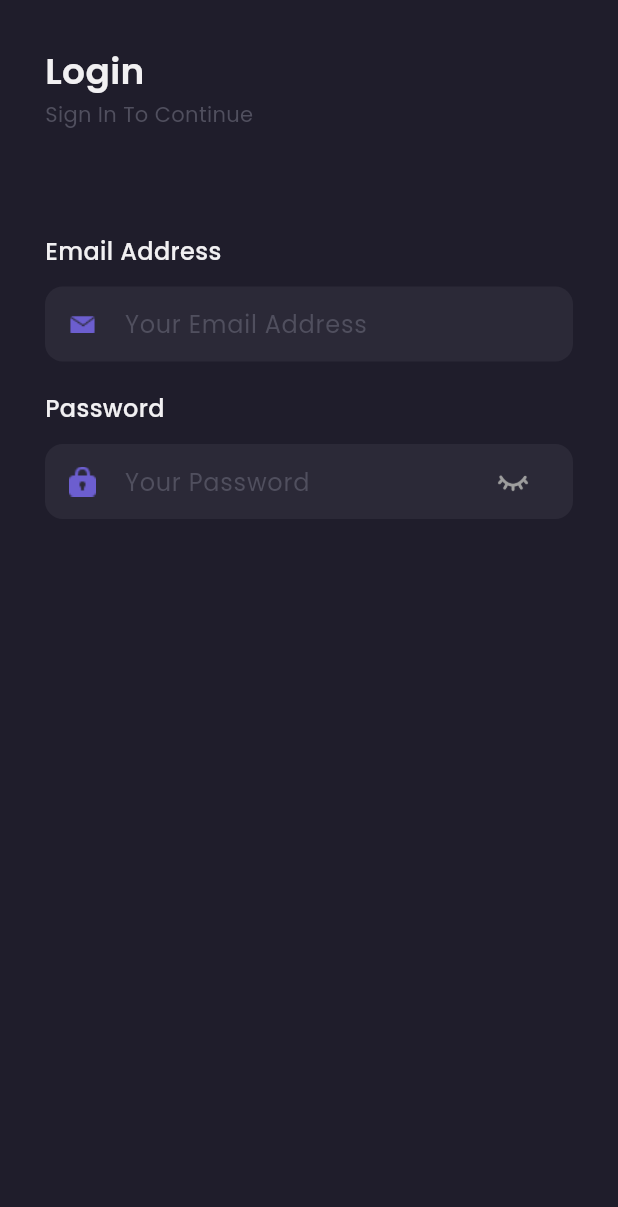
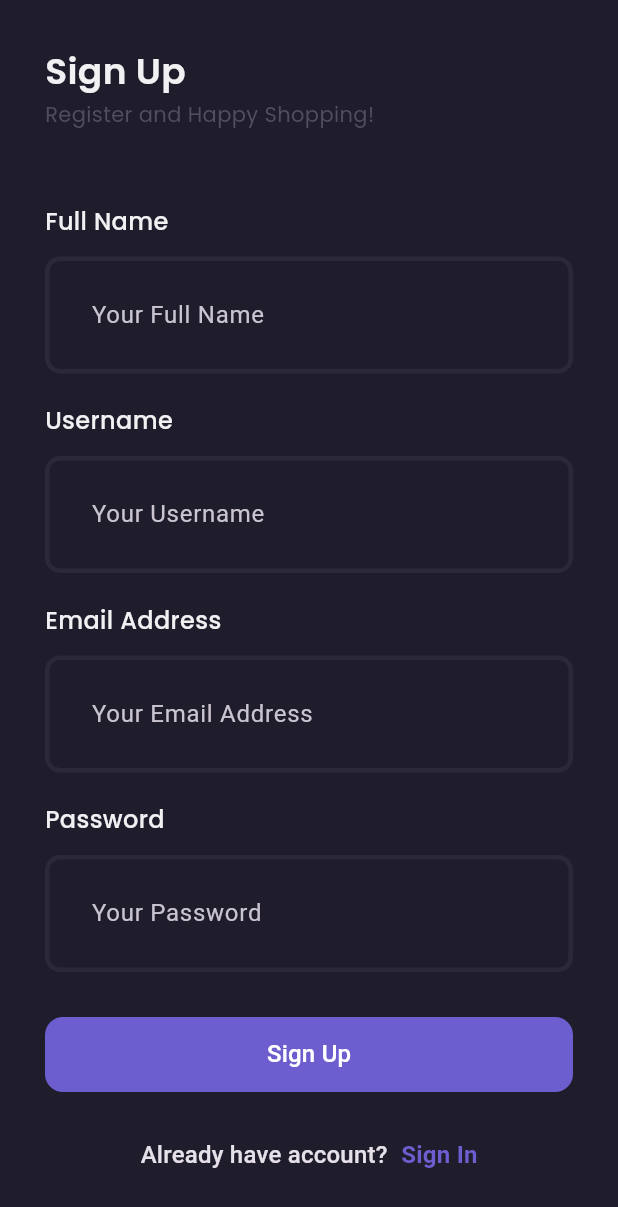
Before and after one commit to AbebAli0/Footwear-Fusion_Mobile, a Flutter app: the screen it shows after launch, on a phone screen of 412 x 824 dp. Shown: the top 1207 px of the screen. Run offline on Flutter 3.47's test engine with Material 3 defaults, Android fonts, the phone set to English and light mode, and no system bars; our stand-ins replace google_fonts.

Commit message:
feat(register): slicing ui

```diff
--- /dev/null
+++ b/config.json
@@ -0,0 +1,6 @@
+{
+    "modules": [],
+    "module_directory_name": "module",
+    "experimental_mode": false,
+    "unfreezed": true
+}
--- /dev/null
+++ b/lib/core/theme/theme.dart
@@ -0,0 +1,53 @@
+import 'package:flutter/material.dart';
+import 'package:google_fonts/google_fonts.dart';
+
+class AppTheme {
+  static bool isFocused = false;
+  static _border([Color color = backgroundColor2]) => OutlineInputBorder(
+        borderSide: BorderSide(color: color, width: 3),
+        borderRadius: BorderRadius.circular(10),
+      );
+  static final darkMode = ThemeData.dark().copyWith(
+    appBarTheme: const AppBarTheme(backgroundColor: backgroundColor1),
+    scaffoldBackgroundColor: backgroundColor1,
+    inputDecorationTheme:
+        InputDecorationTheme(errorBorder: _border(alertColor), focusedBorder: _border(primaryColor), enabledBorder: _border()),
+  );
+}
+
+double defaultMargin = 30.0;
+const Color gradient1 = Color.fromRGBO(187, 63, 221, 1);
+const Color gradient2 = Color.fromRGBO(251, 109, 169, 1);
+const Color gradient3 = Color.fromRGBO(255, 159, 124, 1);
+const Color primaryColor = Color(0xff6C5ECF);
+const Color secondaryColor = Color(0xff38ABBE);
+const Color alertColor = Color(0xffED6363);
+const Color priceColor = Color(0xff2C96F1);
+const Color backgroundColor1 = Color(0xff1F1D2B);
+const Color backgroundColor2 = Color(0xff2B2937);
+const Color backgroundColor3 = Color(0xff242231);
+const Color primaryTextColor = Color(0xffF1F0F2);
+const Color secondaryTextColor = Color(0xff999999);
+const Color subtitleColor = Color(0xff504F5E);
+
+TextStyle primaryTextStyle = GoogleFonts.poppins(
+  color: primaryTextColor,
+);
+
+TextStyle secondaryTextStyle = GoogleFonts.poppins(
+  color: secondaryTextColor,
+);
+
+TextStyle subtitleTextStyle = GoogleFonts.poppins(
+  color: subtitleColor,
+);
+
+TextStyle priceTextStyle = GoogleFonts.poppins(
+  color: priceColor,
+);
+
+FontWeight light = FontWeight.w300;
+FontWeight regular = FontWeight.w400;
+FontWeight medium = FontWeight.w500;
+FontWeight semiBold = FontWeight.w600;
+FontWeight bold = FontWeight.w700;
--- a/lib/main.dart
+++ b/lib/main.dart
@@ -1,6 +1,8 @@
 import 'package:flutter/material.dart';
-import 'package:shoes_store/pages/sign_in_page.dart';
-import 'package:shoes_store/pages/splash_page.dart';
+import 'package:shoes_store/core/theme/theme.dart';
+import 'package:shoes_store/presentation/auth/pages/sign_in_page.dart';
+import 'package:shoes_store/presentation/auth/pages/sign_up_page.dart';
+import 'package:shoes_store/presentation/splash/splash_page.dart';
 
 void main() => runApp(MyApp());
 
@@ -8,11 +10,9 @@ class MyApp extends StatelessWidget {
   @override
   Widget build(BuildContext context) {
     return MaterialApp(
+      home: SplashPage(),
+      theme: AppTheme.darkMode,
       debugShowCheckedModeBanner: false,
-      routes: {
-        '/': (context) => SplashPage(),
-        '/sign-in': (context) => SignInPage(),
-      },
     );
   }
 }
--- a/lib/pages/sign_in_page.dart
+++ b/lib/presentation/auth/pages/sign_in_page.dart
@@ -1,5 +1,5 @@
 import 'package:flutter/material.dart';
-import 'package:shoes_store/theme.dart';
+import 'package:shoes_store/core/theme/theme.dart';
 
 class SignInPage extends StatefulWidget {
   const SignInPage({Key? key}) : super(key: key);
@@ -68,7 +68,7 @@ class _SignInPageState extends State<SignInPage> {
                     'assets/icon_email.png',
                     width: 18,
                   ),
-                  SizedBox(
+                  const SizedBox(
                     width: 19,
                   ),
                   Expanded(
@@ -141,9 +141,7 @@ class _SignInPageState extends State<SignInPage> {
                       });
                     },
                     icon: Image.asset(
-                      _obscureText
-                          ? 'assets/icon_eye_closed.png'
-                          : 'assets/icon_eye_open.png',
+                      _obscureText ? 'assets/icon_eye_closed.png' : 'assets/icon_eye_open.png',
                       width: 24,
                       height: 24,
                       color: Colors.grey,
--- /dev/null
+++ b/lib/presentation/auth/pages/sign_up_page.dart
@@ -0,0 +1,116 @@
+import 'package:flutter/material.dart';
+import 'package:shoes_store/presentation/auth/widget/auth_field_widget.dart';
+import 'package:shoes_store/presentation/auth/widget/header_auth_field.dart';
+import 'package:shoes_store/presentation/auth/widget/padding_auth_field.dart';
+
+import '../../../core/theme/theme.dart';
+import '../../routes/app_pages.dart';
+
+class SignUpPage extends StatefulWidget {
+  const SignUpPage({super.key});
+
+  @override
+  State<SignUpPage> createState() => _SignUpPageState();
+}
+
+class _SignUpPageState extends State<SignUpPage> {
+  TextEditingController fullNameController = TextEditingController();
+  TextEditingController usernameController = TextEditingController();
+  TextEditingController emailController = TextEditingController();
+  TextEditingController passwordController = TextEditingController();
+
+  final formKey = GlobalKey<FormState>();
+
+  @override
+  void dispose() {
+    fullNameController.dispose();
+    usernameController.dispose();
+    emailController.dispose();
+    passwordController.dispose();
+    super.dispose();
+  }
+
+  @override
+  Widget build(BuildContext context) {
+    return Scaffold(
+        backgroundColor: backgroundColor1,
+        body: SingleChildScrollView(
+          child: Padding(
+            padding: const EdgeInsets.symmetric(horizontal: 30),
+            child: Form(
+              key: formKey,
+              child: Column(
+                crossAxisAlignment: CrossAxisAlignment.start,
+                children: [
+                  const SizedBox(height: 30),
+                  Text(
+                    'Sign Up',
+                    style: primaryTextStyle.copyWith(
+                      fontSize: 24,
+                      fontWeight: semiBold,
+                    ),
+                  ),
+                  const SizedBox(height: 2),
+                  Text(
+                    'Register and Happy Shopping!',
+                    style: subtitleTextStyle,
+                  ),
+                  const SizedBox(height: 30),
+                  const PaddingAuth(child: HeaderAuthField(title: 'Full Name')),
+                  AuthField(controller: fullNameController, hint: 'Your Full Name'),
+                  const PaddingAuth(child: HeaderAuthField(title: 'Username')),
+                  AuthField(controller: usernameController, hint: 'Your Username'),
+                  const PaddingAuth(child: HeaderAuthField(title: 'Email Address')),
+                  AuthField(
+                    controller: emailController,
+                    hint: 'Your Email Address',
+                    inputType: TextInputType.emailAddress,
+                  ),
+                  const PaddingAuth(child: HeaderAuthField(title: 'Password')),
+                  AuthField(
+                    controller: passwordController,
+                    hint: 'Your Password',
+                    obscureText: true,
+                  ),
+                  Padding(
+                    padding: const EdgeInsets.symmetric(vertical: 30),
+                    child: Container(
+                      decoration: BoxDecoration(color: primaryColor, borderRadius: BorderRadius.circular(12)),
+                      child: ElevatedButton(
+                          style: ElevatedButton.styleFrom(
+                              backgroundColor: Colors.transparent,
+                              shadowColor: Colors.transparent,
+                              fixedSize: Size(MediaQuery.of(context).size.width, 50)),
+                          onPressed: () {
+                            if (formKey.currentState!.validate()) {
+                              //TODO: Methodmu deleh kene
+                            }
+                          },
+                          child: Text(
+                            'Sign Up',
+                            style: Theme.of(context).textTheme.titleMedium?.copyWith(color: Colors.white),
+                          )),
+                    ),
+                  ),
+                  Row(
+                    mainAxisAlignment: MainAxisAlignment.center,
+                    children: [
+                      Text('Already have account? ', style: Theme.of(context).textTheme.titleMedium),
+                      const SizedBox(width: 5),
+                      GestureDetector(
+                        onTap: () => Navigator.pushReplacement(context, Routes.login()),
+                        child: Text('Sign In',
+                            style: Theme.of(context)
+                                .textTheme
+                                .titleMedium
+                                ?.copyWith(color: primaryColor, fontWeight: FontWeight.bold)),
+                      ),
+                    ],
+                  ),
+                ],
+              ),
+            ),
+          ),
+        ));
+  }
+}
--- /dev/null
+++ b/lib/presentation/auth/widget/auth_field_widget.dart
@@ -0,0 +1,27 @@
+import 'package:flutter/material.dart';
+
+class AuthField extends StatelessWidget {
+  const AuthField({super.key, required this.controller, required this.hint, this.inputType, this.obscureText});
+  final TextEditingController controller;
+  final String hint;
+  final TextInputType? inputType;
+  final bool? obscureText;
+  @override
+  Widget build(BuildContext context) {
+    return TextFormField(
+      keyboardType: inputType ?? TextInputType.text,
+      controller: controller,
+      obscureText: obscureText ?? false,
+      decoration: InputDecoration(
+        contentPadding: const EdgeInsets.all(27),
+        hintText: hint,
+      ),
+      validator: (value) {
+        if (value!.isEmpty) {
+          return '$hint is missing';
+        }
+        return null;
+      },
+    );
+  }
+}
--- /dev/null
+++ b/lib/presentation/auth/widget/header_auth_field.dart
@@ -0,0 +1,19 @@
+import 'package:flutter/material.dart';
+
+import '../../../core/theme/theme.dart';
+
+class HeaderAuthField extends StatelessWidget {
+  const HeaderAuthField({super.key, required this.title});
+  final String title;
+
+  @override
+  Widget build(BuildContext context) {
+    return Text(
+      title,
+      style: primaryTextStyle.copyWith(
+        fontSize: 16,
+        fontWeight: medium,
+      ),
+    );
+  }
+}
--- /dev/null
+++ b/lib/presentation/auth/widget/padding_auth_field.dart
@@ -0,0 +1,14 @@
+import 'package:flutter/material.dart';
+
+class PaddingAuth extends StatelessWidget {
+  const PaddingAuth({super.key, required this.child});
+  final Widget child;
+
+  @override
+  Widget build(BuildContext context) {
+    return Padding(
+      padding: const EdgeInsets.only(top: 20, bottom: 12),
+      child: child,
+    );
+  }
+}
--- /dev/null
+++ b/lib/presentation/routes/app_pages.dart
@@ -0,0 +1,9 @@
+import 'package:flutter/material.dart';
+
+import '../auth/pages/sign_in_page.dart';
+import '../auth/pages/sign_up_page.dart';
+
+class Routes {
+  static login() => MaterialPageRoute(builder: (context) => const SignInPage());
+  static register() => MaterialPageRoute(builder: (context) => const SignUpPage());
+}
--- a/lib/pages/splash_page.dart
+++ b/lib/presentation/splash/splash_page.dart
@@ -1,5 +1,6 @@
 import 'dart:async';
 import 'package:flutter/material.dart';
+import 'package:shoes_store/presentation/routes/app_pages.dart';
 
 class SplashPage extends StatefulWidget {
   @override
@@ -11,8 +12,8 @@ class _SplashPageState extends State<SplashPage> {
   void initState() {
     super.initState();
     Timer(
-      Duration(seconds: 3), // Change the duration as needed
-      () => Navigator.pushReplacementNamed(context, '/sign-in'),
+      const Duration(seconds: 3), // Change the duration as needed
+      () => Navigator.pushReplacement(context, Routes.register()),
     );
   }
 
--- a/lib/theme.dart
+++ /dev/null
@@ -1,37 +0,0 @@
-import 'package:flutter/material.dart';
-import 'package:google_fonts/google_fonts.dart';
-
-double defaultMargin = 30.0;
-
-Color primaryColor = Color(0xff6C5ECF);
-Color secondaryColor = Color(0xff38ABBE);
-Color alertColor = Color(0xffED6363);
-Color PriceColor = Color(0xff2C96F1);
-Color backgroundColor1 = Color(0xff1F1D2B);
-Color backgroundColor2 = Color(0xff2B2937);
-Color backgroundColor3 = Color(0xff242231);
-Color PrimaryTextColor = Color(0xffF1F0F2);
-Color SecondaryTextColor = Color(0xff999999);
-Color subtitleColor = Color(0xff504F5E);
-
-TextStyle primaryTextStyle = GoogleFonts.poppins(
-  color: PrimaryTextColor,
-);
-
-TextStyle secondaryTextStyle = GoogleFonts.poppins(
-  color: SecondaryTextColor,
-);
-
-TextStyle subtitleTextStyle = GoogleFonts.poppins(
-  color: subtitleColor,
-);
-
-TextStyle priceTextStyle = GoogleFonts.poppins(
-  color: PriceColor,
-);
-
-FontWeight light = FontWeight.w300;
-FontWeight regular = FontWeight.w400;
-FontWeight medium = FontWeight.w500;
-FontWeight semiBold = FontWeight.w600;
-FontWeight bold = FontWeight.w700;
```
Also changed, not shown: pubspec.yaml (+4 -5 lines), assets/auth/full_name_auth.png (added), assets/auth/username_auth.png (added), pubspec.lock.
